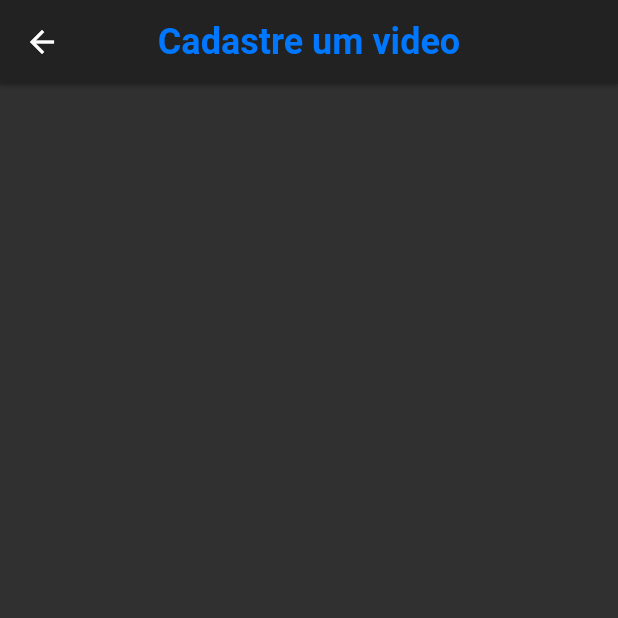
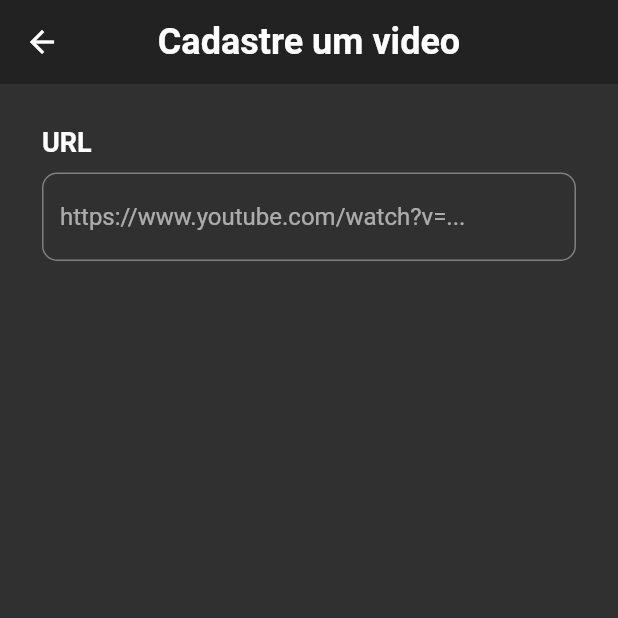
Before and after one commit to marcos-nsantos/mob_flix, a Flutter app: the screen it shows after launch, after a tap on the "add" icon, on a phone screen of 412 x 824 dp, the top half of it. Run offline on Flutter 3.47's test engine with Material 2 defaults, Android fonts, the phone set to English and light mode, and no system bars.

Commit message:
feat: create text input with label widget

```diff
--- a/lib/screens/home_screen.dart
+++ b/lib/screens/home_screen.dart
@@ -1,5 +1,5 @@
 import 'package:flutter/material.dart';
-import 'package:mob_flix/screens/video_form.dart';
+import 'package:mob_flix/screens/video_form_screen.dart';
 import 'package:mob_flix/widgets/card_title.dart';
 import 'package:mob_flix/widgets/category_list.dart';
 import 'package:mob_flix/widgets/highlight.dart';
@@ -44,7 +44,7 @@ class HomeScreen extends StatelessWidget {
         backgroundColor: Colors.deepPurpleAccent,
         onPressed: () {
           Navigator.push(context, MaterialPageRoute(builder: (context) {
-            return const VideoForm();
+            return const VideoFormScreen();
           }));
         },
         child: const Icon(
--- a/lib/screens/video_form.dart
+++ /dev/null
@@ -1,19 +0,0 @@
-import 'package:flutter/material.dart';
-
-class VideoForm extends StatefulWidget {
-  const VideoForm({super.key});
-
-  @override
-  State<VideoForm> createState() => _VideoFormState();
-}
-
-class _VideoFormState extends State<VideoForm> {
-  @override
-  Widget build(BuildContext context) {
-    return Scaffold(
-      appBar: AppBar(
-        title: const Text('Cadastre um video'),
-      ),
-    );
-  }
-}
--- /dev/null
+++ b/lib/screens/video_form_screen.dart
@@ -0,0 +1,40 @@
+import 'package:flutter/material.dart';
+import 'package:mob_flix/widgets/text_input_label.dart';
+
+class VideoFormScreen extends StatefulWidget {
+  const VideoFormScreen({super.key});
+
+  @override
+  State<VideoFormScreen> createState() => _VideoFormScreenState();
+}
+
+class _VideoFormScreenState extends State<VideoFormScreen> {
+  final _formKey = GlobalKey<FormState>();
+
+  @override
+  Widget build(BuildContext context) {
+    return Scaffold(
+      appBar: AppBar(
+        elevation: 0,
+        title: const Text(
+          'Cadastre um video',
+          style: TextStyle(
+            color: Colors.white,
+            fontWeight: FontWeight.w600,
+          ),
+        ),
+      ),
+      body: Form(
+        key: _formKey,
+        child: Container(
+          margin: const EdgeInsets.all(28.0),
+          child: ListView(
+            children: const [
+              TextInputLabel(),
+            ],
+          ),
+        ),
+      ),
+    );
+  }
+}
--- /dev/null
+++ b/lib/widgets/text_input_label.dart
@@ -0,0 +1,38 @@
+import 'package:flutter/material.dart';
+
+class TextInputLabel extends StatelessWidget {
+  const TextInputLabel({super.key});
+
+  @override
+  Widget build(BuildContext context) {
+    return Column(
+      children: [
+        const Align(
+          alignment: AlignmentDirectional.topStart,
+          child: Text(
+            'URL',
+            style: TextStyle(
+              fontSize: 18,
+              fontWeight: FontWeight.bold,
+            ),
+          ),
+        ),
+        const SizedBox(
+          height: 10,
+        ),
+        TextFormField(
+          keyboardType: TextInputType.url,
+          decoration: const InputDecoration(
+            border: OutlineInputBorder(
+              borderRadius: BorderRadius.horizontal(
+                left: Radius.circular(10),
+                right: Radius.circular(10),
+              ),
+            ),
+            hintText: 'https://www.youtube.com/watch?v=...',
+          ),
+        )
+      ],
+    );
+  }
+}
```
